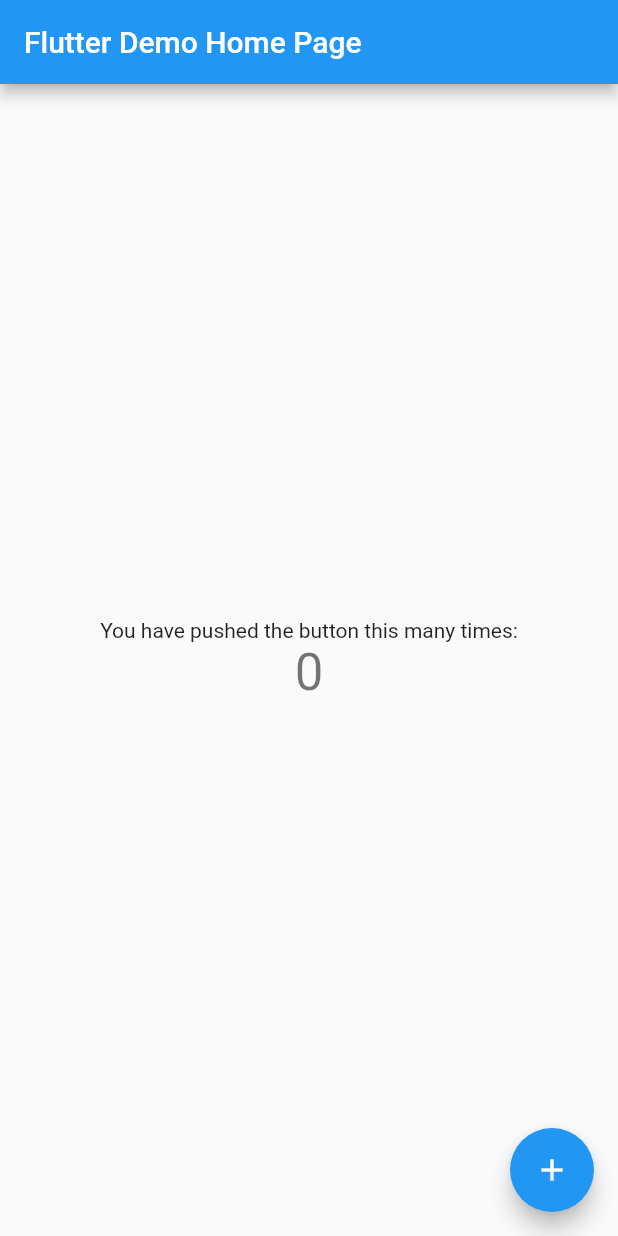
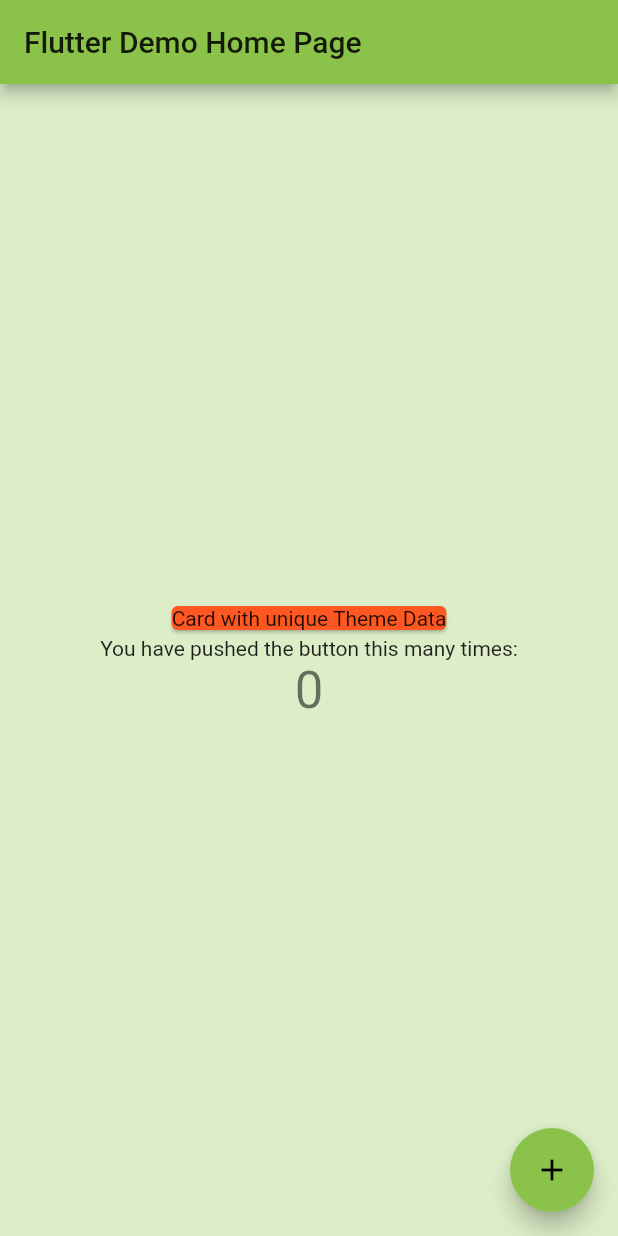
Before and after one commit to edzzn/beginning-flutter, a Flutter app: the screen it shows after launch, on a phone screen of 412 x 824 dp. Run offline on Flutter 3.47's test engine with Material 2 defaults, Android fonts, the phone set to English and light mode, and no system bars.

Commit message:
Header property and theme

```diff
--- a/ch2_my_counter/lib/main.dart
+++ b/ch2_my_counter/lib/main.dart
@@ -7,8 +7,11 @@ class MyApp extends StatelessWidget {
   Widget build(BuildContext context) {
     return MaterialApp(
       title: 'Flutter Demo',
+      debugShowCheckedModeBanner: false,
       theme: ThemeData(
-        primarySwatch: Colors.blue,
+        primarySwatch: Colors.lightGreen,
+        canvasColor: Colors.lightGreen.shade100,
+        platform: TargetPlatform.android,
       ),
       home: MyHomePage(title: 'Flutter Demo Home Page'),
     );
@@ -40,9 +43,18 @@ class _MyHomePageState extends State<MyHomePage> {
         title: Text(widget.title),
       ),
       body: Center(
+        child: Theme(
+          data: ThemeData(
+            cardTheme: CardTheme(
+              color: Colors.deepOrange,
+            ),
+          ),
           child: Column(
             mainAxisAlignment: MainAxisAlignment.center,
             children: <Widget>[
+              Card(
+                child: Text('Card with unique Theme Data'),
+              ),
               Text(
                 'You have pushed the button this many times:',
               ),
@@ -53,6 +65,7 @@ class _MyHomePageState extends State<MyHomePage> {
             ],
           ),
         ),
+      ),
       floatingActionButton: FloatingActionButton(
         onPressed: _incrementCounter,
         tooltip: 'Increment',
```
Lines whose indentation alone changed are shown as unchanged.
